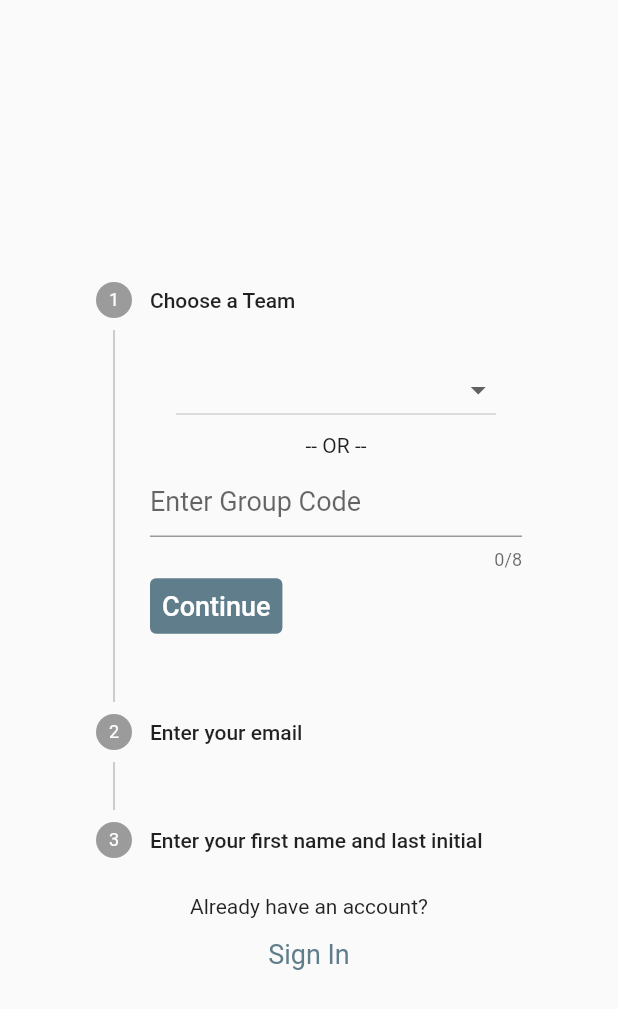
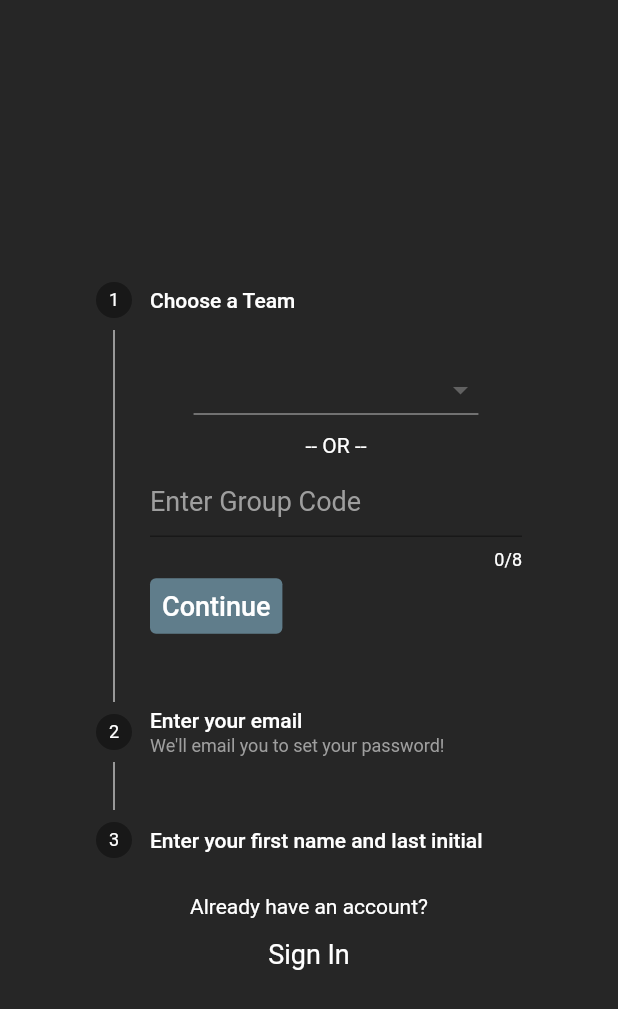
Before and after one commit to kbanta11/company_app, a Flutter app: the screen it shows after launch, on a phone screen of 412 x 824 dp. Shown: the top 1009 px of the screen. Run offline on Flutter 3.47's test engine with Material 2 defaults, Android fonts, the phone set to English and light mode, and no system bars; our stand-ins replace cached_network_image, cloud_firestore, email_validator, firebase_analytics, firebase_auth, firebase_core and 5 more; accounts and stored records are empty.

Commit message:
changed to dark mode

```diff
--- a/lib/main.dart
+++ b/lib/main.dart
@@ -1,4 +1,6 @@
-import 'package:company_app/providers/auth_providers.dart';
+import 'package:flutter/services.dart';
+
+import 'providers/auth_providers.dart';
 import 'package:flutter/material.dart';
 import 'package:flutter_riverpod/flutter_riverpod.dart';
 import 'package:firebase_analytics/firebase_analytics.dart';
@@ -33,11 +35,14 @@ class MainAppState extends State<MainApp> {
 
   @override
   Widget build(BuildContext context) {
+    SystemChrome.setSystemUIOverlayStyle(const SystemUiOverlayStyle(
+        statusBarColor: Colors.white,
+    ));
     return MaterialApp(
       navigatorObservers: [observer],
       title: 'The Company App',
       theme: ThemeData(
-        primarySwatch: Colors.blueGrey,
+        primarySwatch: Colors.grey,
       ),
       home: FutureBuilder(
           future: Firebase.initializeApp(),
@@ -89,8 +94,11 @@ class MyHomePage extends ConsumerWidget {
     AppUser? currentUser = watch(appUserProvider).data?.value;
     FirebaseAnalytics().setCurrentScreen(screenName: 'home_page');
     return Scaffold(
+      backgroundColor: const Color(0xFF262626),
       appBar: AppBar(
-        title: const Text('My Company'),
+        iconTheme: const IconThemeData(color: Colors.white),
+        backgroundColor: const Color(0xFF262626),
+        title: const Text('My Company', style: TextStyle(color: Colors.white),),
       ),
       drawer: Drawer(
         child: ListView(
@@ -134,6 +142,7 @@ class MyHomePage extends ConsumerWidget {
               )] : myGroups.map((Group group) {
                 return InkWell(
                   child: Card(
+                    shape: RoundedRectangleBorder(borderRadius: BorderRadius.circular(25)),
                     elevation: 5.0,
                     child: Container(
                         padding: const EdgeInsets.all(15),
--- a/lib/providers/user_groups_provider.dart
+++ b/lib/providers/user_groups_provider.dart
@@ -1,4 +1,4 @@
-import 'package:company_app/providers/auth_providers.dart';
+import 'auth_providers.dart';
 import 'package:flutter_riverpod/flutter_riverpod.dart';
 import 'package:firebase_auth/firebase_auth.dart';
 import '../services/database_services.dart';
--- a/lib/signin_page.dart
+++ b/lib/signin_page.dart
@@ -1,4 +1,4 @@
-import 'package:company_app/signup_page.dart';
+import 'signup_page.dart';
 import 'package:firebase_auth/firebase_auth.dart';
 import 'package:firebase_analytics/firebase_analytics.dart';
 import 'package:flutter/material.dart';
@@ -55,6 +55,7 @@ class SignInPage extends ConsumerWidget {
     SignInData signInData = watch(signinProvider);
     SignInNotifier notifier = watch(signinProvider.notifier);
     return Scaffold(
+      backgroundColor: const Color(0xFF262626),
       body: Center(
         child: Container(
           padding: const EdgeInsets.all(10),
--- a/lib/signup_page.dart
+++ b/lib/signup_page.dart
@@ -1,5 +1,5 @@
-import 'package:company_app/main.dart';
-import 'package:company_app/services/database_services.dart';
+import 'main.dart';
+import 'services/database_services.dart';
 import 'package:flutter/material.dart';
 import 'package:flutter_riverpod/flutter_riverpod.dart';
 import 'package:firebase_analytics/firebase_analytics.dart';
@@ -81,6 +81,7 @@ class SignUpPage extends ConsumerWidget {
     NewUserData userData = watch(signupProvider);
     NewUserDataNotifier notifier = watch(signupProvider.notifier);
     return Scaffold(
+      backgroundColor: const Color(0xFF262626),
       body: Center(
         child: Container(
           padding: const EdgeInsets.all(40),
@@ -159,7 +160,7 @@ class SignUpPage extends ConsumerWidget {
                               onPressed: onStepContinue,
                             ),
                             userData.currentStep != 0 ? TextButton(
-                              child: const Text('Back', style: TextStyle(fontSize: 18, color: Colors.blueGrey)),
+                              child: const Text('Back', style: TextStyle(fontSize: 18, color: Colors.white)),
                               onPressed: onStepCancel,
                             ) : Container(),
                           ],
@@ -167,31 +168,35 @@ class SignUpPage extends ConsumerWidget {
                       },
                       steps: [
                         Step(
-                            title: const Text('Choose a Team'),
+                            title: const Text('Choose a Team', style: TextStyle(color: Colors.white)),
                             content: Column(
                                 children: [
                                   DropdownButton(
+                                    dropdownColor: Colors.black,
                                       value: userData.topic,
                                       onChanged: (String? value) {
                                         notifier.changeTopic(value ?? userData.topic!);
                                       },
+                                      style: const TextStyle(color: Colors.white),
                                       items: teams.map((String item) => DropdownMenuItem(
                                         child: Text(item),
                                         value: item,
                                       )).toList()
                                   ),
                                   const SizedBox(height: 5),
-                                  const Text('-- OR --'),
+                                  const Text('-- OR --', style: TextStyle(color: Colors.white)),
                                   const SizedBox(height: 5),
                                   TextField(
                                     decoration: InputDecoration(
                                       hintText: 'Enter Group Code',
+                                      hintStyle: const TextStyle(color: Colors.grey),
                                       errorText: userData.groupCodeError,
+                                      counterStyle: const TextStyle(color: Colors.white),
                                     ),
                                     inputFormatters: [
                                       UpperCaseTextFormatter()
                                     ],
-                                    style: const TextStyle(fontSize: 18),
+                                    style: const TextStyle(fontSize: 18, color: Colors.white),
                                     maxLength: 8,
                                     onChanged: (value) {
                                       notifier.changeGroupCode(value);
@@ -201,9 +206,12 @@ class SignUpPage extends ConsumerWidget {
                             )
                         ),
                         Step(
-                            title: const Text('Enter your email'),
+                            title: const Text('Enter your email', style: TextStyle(color: Colors.white)),
+                            subtitle: const Text('We\'ll email you to set your password!', style: TextStyle(color: Colors.grey)),
                             content: TextField(
+                              style: const TextStyle(color: Colors.white),
                               decoration: InputDecoration(
+                                enabledBorder: const UnderlineInputBorder(borderSide: BorderSide(color: Colors.white)),
                                   errorText: userData.showEmailError ? 'Enter a valid email address' : null
                               ),
                               onChanged: (value) {
@@ -212,8 +220,12 @@ class SignUpPage extends ConsumerWidget {
                             )
                         ),
                         Step(
-                            title: const Text('Enter your first name and last initial'),
+                            title: const Text('Enter your first name and last initial', style: TextStyle(color: Colors.white)),
                             content: TextField(
+                              decoration: const InputDecoration(
+                                enabledBorder: UnderlineInputBorder(borderSide: BorderSide(color: Colors.white)),
+                              ),
+                              style: const TextStyle(color: Colors.white),
                               onChanged: (value) {
                                 notifier.changeName(value);
                               },
@@ -223,10 +235,10 @@ class SignUpPage extends ConsumerWidget {
                   ),
                   Column(
                       children: [
-                        const Text('Already have an account?'),
+                        const Text('Already have an account?', style: TextStyle(color: Colors.white)),
                         TextButton(
                           style: TextButton.styleFrom(textStyle: const TextStyle(fontSize: 18)),
-                          child: const Text('Sign In'),
+                          child: const Text('Sign In', style: TextStyle(color: Colors.white)),
                           onPressed: () {
                             Navigator.push(context, MaterialPageRoute(builder: (context) => SignInPage()));
                           },
--- a/pubspec.yaml
+++ b/pubspec.yaml
@@ -15,7 +15,7 @@ publish_to: 'none' # Remove this line if you wish to publish to pub.dev
 # In iOS, build-name is used as CFBundleShortVersionString while build-number used as CFBundleVersion.
 # Read more about iOS versioning at
 # https://developer.apple.com/library/archive/documentation/General/Reference/InfoPlistKeyReference/Articles/CoreFoundationKeys.html
-version: 0.0.1
+version: 0.0.2
 
 environment:
   sdk: ">=2.12.0 <3.0.0"
@@ -60,6 +60,8 @@ flutter_icons:
   android: true
   ios: true
   image_path: assets/images/icon.png
+  adaptive_icon_background: assets/images/background.png
+  adaptive_icon_foreground: assets/images/banner_icon.png
 # For information on the generic Dart part of this file, see the
 # following page: https://dart.dev/tools/pub/pubspec
 
```
Also changed, not shown: lib/group_page.dart (+32 -10 lines), lib/join_group_page.dart (+13 -8 lines), assets/images/background.png (added), assets/images/banner_icon.png (added), assets/images/foreground.png (added), 12 other files.
